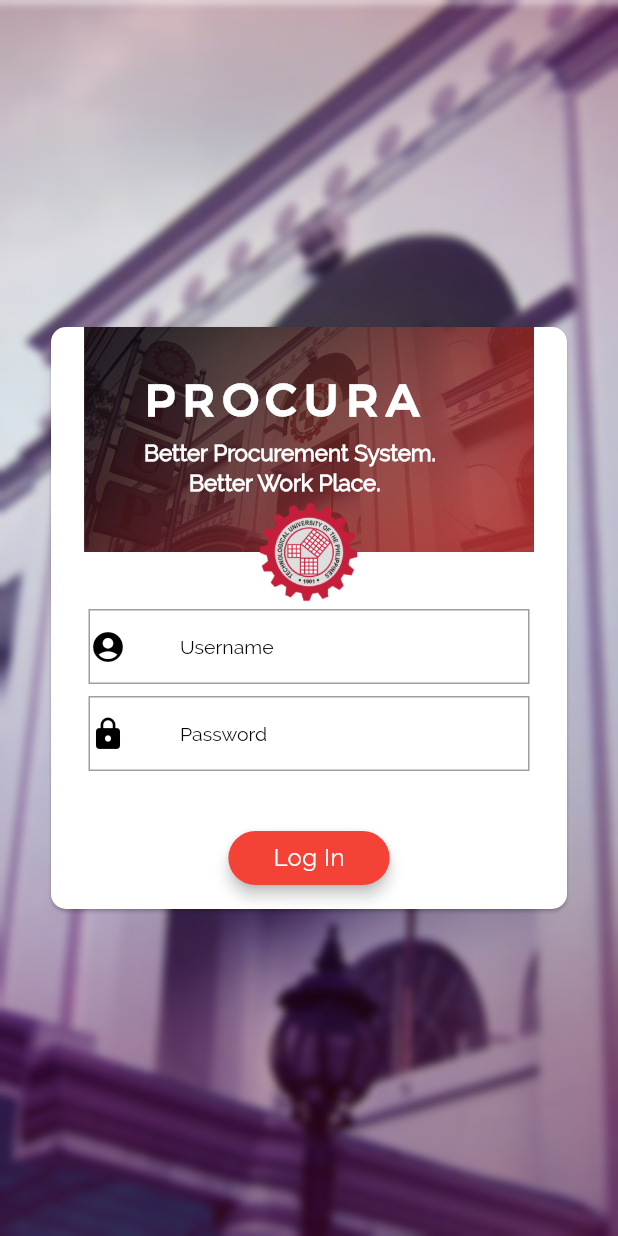
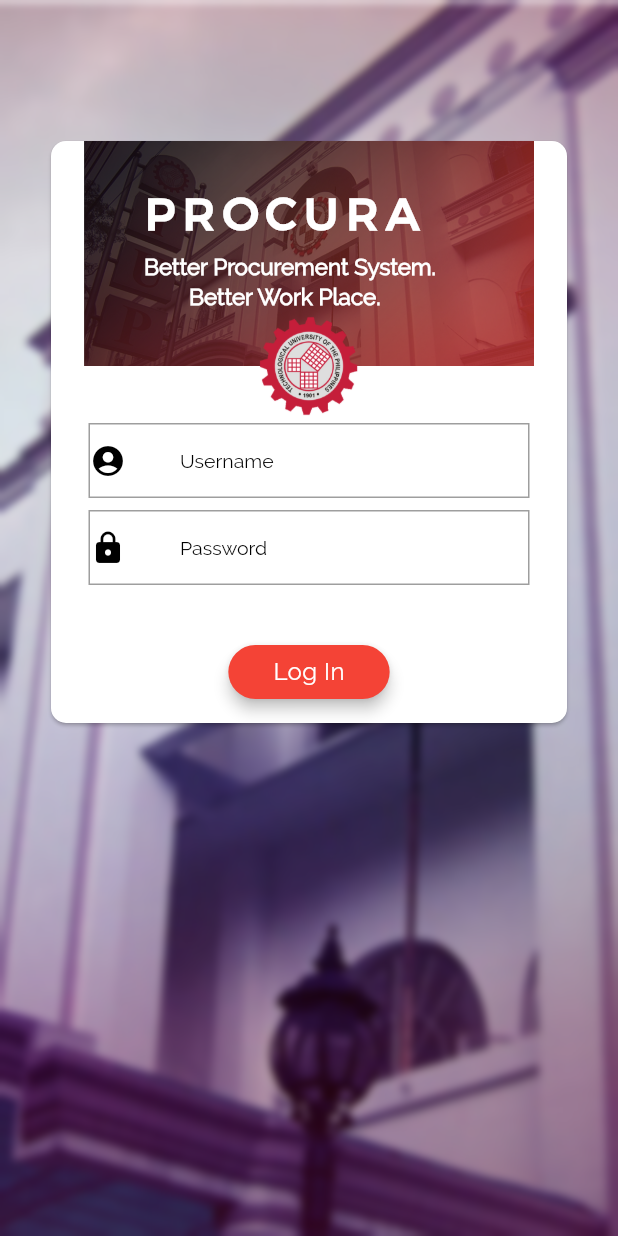
Before and after one commit to geisher09/procura_mobile, a Flutter app: the screen it shows after launch, on a phone screen of 412 x 824 dp. Run offline on Flutter 3.47's test engine with Material 2 defaults, Android fonts, the phone set to English and light mode, and no system bars.

Commit message:
Login Design

```diff
--- a/lib/Screens/Login/index.dart
+++ b/lib/Screens/Login/index.dart
@@ -27,6 +27,7 @@
 
 
     return new Scaffold(
+      //resizeToAvoidBottomPadding: false,
       backgroundColor: Colors.white,
       body: new Stack(
         fit: StackFit.expand,
@@ -47,9 +48,13 @@
               ),
             ),
           ),
-          new Column(
+          SingleChildScrollView(
+            child: new Column(
               mainAxisAlignment: MainAxisAlignment.center,
               children: <Widget>[
+                new Container(
+                  height: 90.0,
+                ),
                 new Container(
                   padding: EdgeInsets.only(left: 30.0, right: 30.0),
                   child: new Card(
@@ -140,6 +145,7 @@
                 ),
               ],
             ),
+          ),
         ],
       ),
     );
```
Lines whose indentation alone changed are shown as unchanged.
